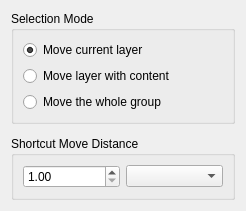
The window that plugins/tools/basictools/wdgmovetool.ui (KDE/krita) describes before a commit, drawn with Qt 5.
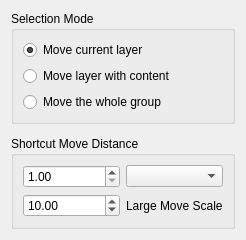
The same window after the commit.

Commit message:
Implement large move with shift+{u/d/l/r}
Done with the shortcut system so it's not super pretty, but it works.

Maniphest Tasks: T117

What changed in the file:
```diff
--- a/plugins/tools/basictools/wdgmovetool.ui
+++ b/plugins/tools/basictools/wdgmovetool.ui
@@ -84,6 +84,29 @@
       <item row="0" column="1">
         <widget class="QComboBox" name="cmbUnit"/>
       </item>
+      <item row="1" column="0">
+        <widget class="QDoubleSpinBox" name="spinMoveScale">
+          <property name="minimum">
+            <number>1</number>
+          </property>
+          <property name="maximum">
+            <number>1000</number>
+          </property>
+          <property name="value">
+            <number>10</number>
+          </property>
+          <property name="toolTip">
+            <string>When holding shift, move keyboard shortcuts scale up by this amount.</string>
+          </property>
+        </widget>
+      </item>
+      <item row="1" column="1">
+        <widget class="QLabel" name="scaleLabel">
+          <property name="text">
+            <string>Large Move Scale</string>
+          </property>
+        </widget>
+      </item>
      </layout>
     </widget>
    </item>
```
The commit also changes 5 other files.
